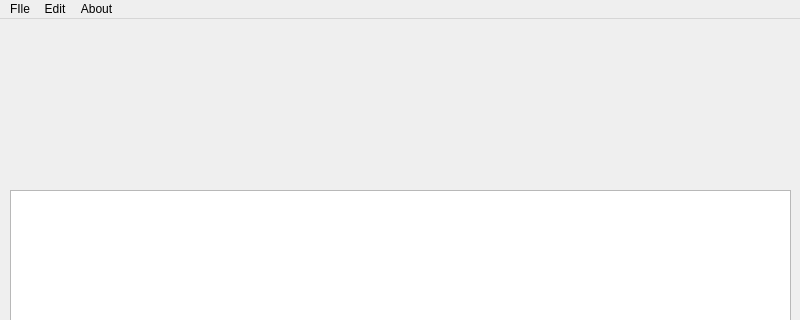
Before: the Qt Designer form src/mainwindow.ui in codhyg/MIST, drawn with Qt 5; both pictures show x 0 to 800 and y 0 to 320 of the 800 by 600 pixel window.
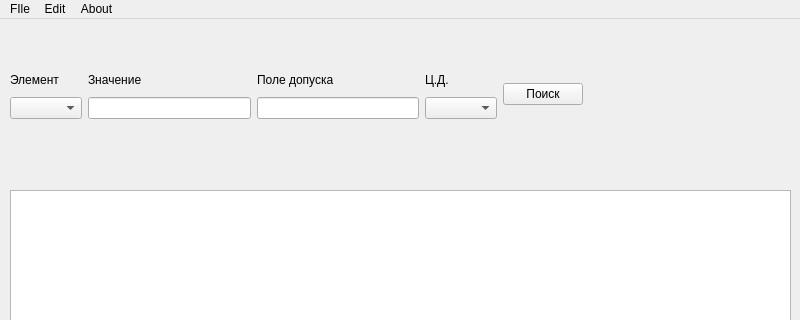
After: the same form once the commit is applied.

Commit message: upd - ui search controls

```diff
--- a/src/mainwindow.ui
+++ b/src/mainwindow.ui
@@ -24,6 +24,81 @@
      </rect>
     </property>
    </widget>
+   <widget class="QWidget" name="layoutWidget">
+    <property name="geometry">
+     <rect>
+      <x>10</x>
+      <y>50</y>
+      <width>573</width>
+      <height>50</height>
+     </rect>
+    </property>
+    <layout class="QHBoxLayout" name="horizontalLayout">
+     <item>
+      <layout class="QVBoxLayout" name="verticalLayout">
+       <item>
+        <widget class="QLabel" name="element_label">
+         <property name="text">
+          <string>Элемент</string>
+         </property>
+        </widget>
+       </item>
+       <item>
+        <widget class="QComboBox" name="element_comboBox"/>
+       </item>
+      </layout>
+     </item>
+     <item>
+      <layout class="QVBoxLayout" name="verticalLayout_2">
+       <item>
+        <widget class="QLabel" name="value_label">
+         <property name="text">
+          <string>Значение</string>
+         </property>
+        </widget>
+       </item>
+       <item>
+        <widget class="QLineEdit" name="value_lineEdit"/>
+       </item>
+      </layout>
+     </item>
+     <item>
+      <layout class="QVBoxLayout" name="verticalLayout_3">
+       <item>
+        <widget class="QLabel" name="tolerance_label">
+         <property name="text">
+          <string>Поле допуска</string>
+         </property>
+        </widget>
+       </item>
+       <item>
+        <widget class="QLineEdit" name="tolerance_lineEdit"/>
+       </item>
+      </layout>
+     </item>
+     <item>
+      <layout class="QVBoxLayout" name="verticalLayout_4">
+       <item>
+        <widget class="QLabel" name="fraction_label">
+         <property name="text">
+          <string>Ц.Д.</string>
+         </property>
+        </widget>
+       </item>
+       <item>
+        <widget class="QComboBox" name="fraction_comboBox"/>
+       </item>
+      </layout>
+     </item>
+     <item>
+      <widget class="QPushButton" name="search_pushButton">
+       <property name="text">
+        <string>Поиск</string>
+       </property>
+      </widget>
+     </item>
+    </layout>
+   </widget>
   </widget>
   <widget class="QMenuBar" name="menubar">
    <property name="geometry">
```
Left out of the diff: 2 changed lines with no effect on the pictures. The commit also changes 5 other files.
